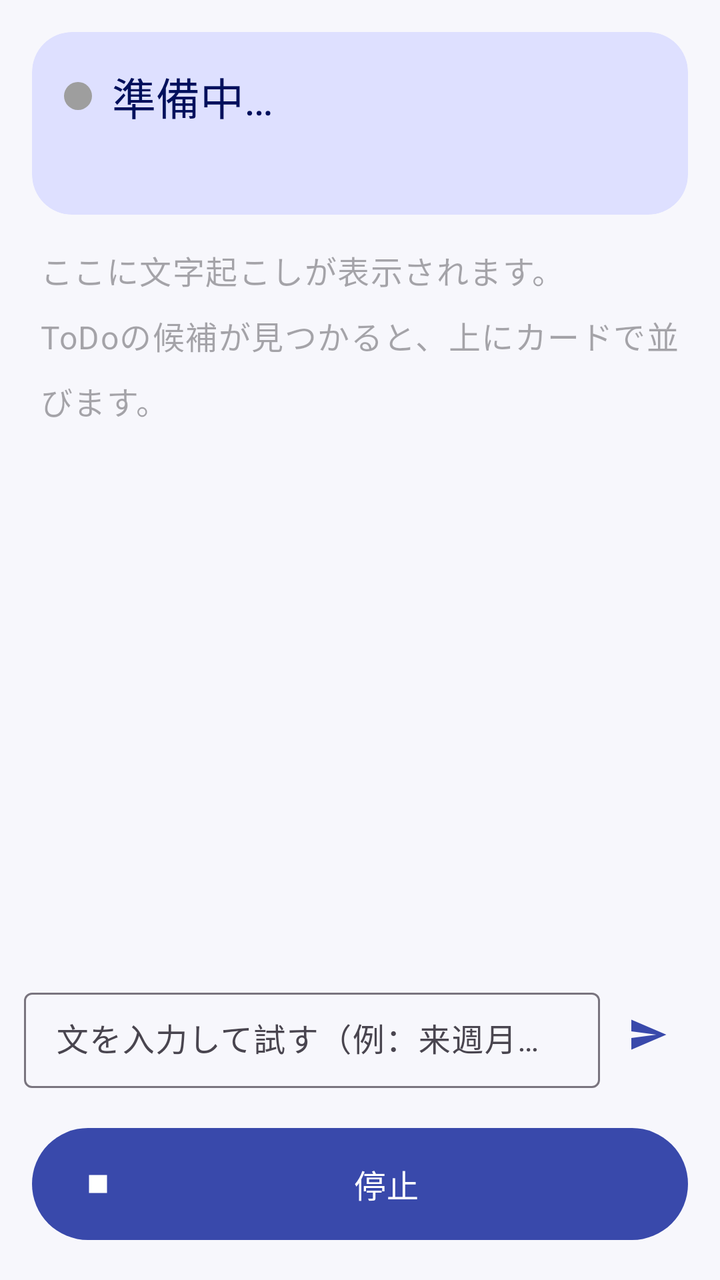
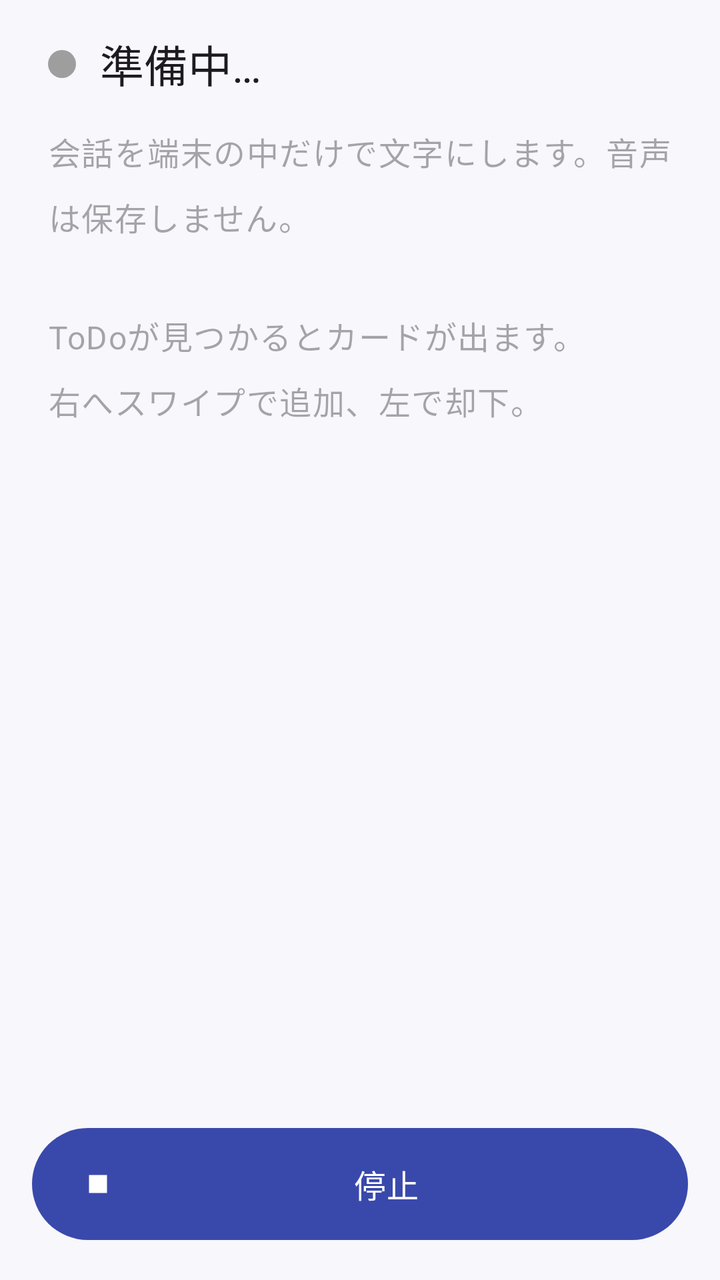

Before-and-after screenshots of an Android layout around one commit, followed by the original layout XML and the change that was made.
<!-- AndroidManifest.xml: application theme Theme.MimiMemo -->
<!-- res/layout/activity_listening.xml -->
<?xml version="1.0" encoding="utf-8"?>
<LinearLayout xmlns:android="http://schemas.android.com/apk/res/android"
    xmlns:app="http://schemas.android.com/apk/res-auto"
    android:layout_width="match_parent"
    android:layout_height="match_parent"
    android:orientation="vertical">

    
    <com.google.android.material.card.MaterialCardView
        style="@style/Widget.Material3.CardView.Filled"
        android:layout_width="match_parent"
        android:layout_height="wrap_content"
        android:layout_margin="16dp"
        app:cardBackgroundColor="?attr/colorPrimaryContainer"
        app:cardCornerRadius="20dp">

        <LinearLayout
            android:layout_width="match_parent"
            android:layout_height="wrap_content"
            android:orientation="vertical"
            android:padding="16dp">

            <LinearLayout
                android:layout_width="match_parent"
                android:layout_height="wrap_content"
                android:gravity="center_vertical"
                android:orientation="horizontal">

                <View
                    android:id="@+id/statusDot"
                    android:layout_width="14dp"
                    android:layout_height="14dp"
                    android:background="@drawable/bg_dot"
                    android:backgroundTint="@color/idle" />

                <TextView
                    android:id="@+id/textStatus"
                    android:layout_width="0dp"
                    android:layout_height="wrap_content"
                    android:layout_marginStart="10dp"
                    android:layout_weight="1"
                    android:text="@string/status_starting"
                    android:textAppearance="?attr/textAppearanceTitleLarge"
                    android:textColor="?attr/colorOnPrimaryContainer" />

                <TextView
                    android:id="@+id/textAdded"
                    android:layout_width="wrap_content"
                    android:layout_height="wrap_content"
                    android:textAppearance="?attr/textAppearanceLabelLarge"
                    android:textColor="?attr/colorOnPrimaryContainer" />
            </LinearLayout>

            <TextView
                android:id="@+id/textMode"
                android:layout_width="match_parent"
                android:layout_height="wrap_content"
                android:layout_marginTop="8dp"
                android:textAppearance="?attr/textAppearanceBodyMedium"
                android:textColor="?attr/colorOnPrimaryContainer" />

            
            <com.google.android.material.button.MaterialButton
                android:id="@+id/buttonAction"
                style="@style/Widget.Material3.Button.TonalButton"
                android:layout_width="wrap_content"
                android:layout_height="wrap_content"
                android:layout_marginTop="8dp"
                android:visibility="gone" />
        </LinearLayout>
    </com.google.android.material.card.MaterialCardView>

    
    <TextView
        android:id="@+id/textCandidatesHeader"
        style="@style/MimiMemo.SectionTitle"
        android:layout_width="match_parent"
        android:layout_height="wrap_content"
        android:paddingHorizontal="20dp"
        android:visibility="gone" />

    <jp.mimimemo.MaxHeightRecyclerView
        android:id="@+id/listCandidates"
        android:layout_width="match_parent"
        android:layout_height="wrap_content"
        android:paddingHorizontal="12dp"
        android:paddingBottom="8dp"
        android:visibility="gone" />

    <ScrollView
        android:id="@+id/scrollTranscript"
        android:layout_width="match_parent"
        android:layout_height="0dp"
        android:layout_weight="1"
        android:paddingHorizontal="20dp">

        <LinearLayout
            android:layout_width="match_parent"
            android:layout_height="wrap_content"
            android:orientation="vertical">

            <TextView
                android:id="@+id/textTranscript"
                android:layout_width="match_parent"
                android:layout_height="wrap_content"
                android:hint="@string/transcript_hint"
                android:lineSpacingMultiplier="1.4"
                android:textAppearance="?attr/textAppearanceBodyLarge" />

            <TextView
                android:id="@+id/textPartial"
                android:layout_width="match_parent"
                android:layout_height="wrap_content"
                android:layout_marginTop="4dp"
                android:textAppearance="?attr/textAppearanceBodyLarge"
                android:textColor="?attr/colorOnSurfaceVariant" />
        </LinearLayout>
    </ScrollView>

    
    <LinearLayout
        android:id="@+id/manualRow"
        android:layout_width="match_parent"
        android:layout_height="wrap_content"
        android:gravity="center_vertical"
        android:orientation="horizontal"
        android:paddingHorizontal="12dp"
        android:paddingTop="8dp">

        <com.google.android.material.textfield.TextInputLayout
            style="@style/Widget.Material3.TextInputLayout.OutlinedBox.Dense"
            android:layout_width="0dp"
            android:layout_height="wrap_content"
            android:layout_weight="1"
            android:hint="@string/manual_hint">

            <com.google.android.material.textfield.TextInputEditText
                android:id="@+id/editManual"
                android:layout_width="match_parent"
                android:layout_height="wrap_content"
                android:imeOptions="actionSend"
                android:inputType="text" />
        </com.google.android.material.textfield.TextInputLayout>

        <com.google.android.material.button.MaterialButton
            android:id="@+id/buttonSend"
            style="@style/Widget.Material3.Button.IconButton"
            android:layout_width="wrap_content"
            android:layout_height="wrap_content"
            android:contentDescription="@string/action_send"
            app:icon="@drawable/ic_send" />
    </LinearLayout>

    <com.google.android.material.button.MaterialButton
        android:id="@+id/buttonStop"
        android:layout_width="match_parent"
        android:layout_height="64dp"
        android:layout_margin="16dp"
        android:text="@string/action_stop"
        android:textAppearance="?attr/textAppearanceTitleMedium"
        app:icon="@drawable/ic_stop" />
</LinearLayout>
<!-- resources referenced by this layout -->
<resources>
  <color name="idle">#9E9E9E</color>
  <!-- drawable bg_dot (drawable) -->
  <?xml version="1.0" encoding="utf-8"?>
  <shape xmlns:android="http://schemas.android.com/apk/res/android" android:shape="oval">
      <solid android:color="#FFFFFF" />
  </shape>
  <!-- drawable ic_send (drawable) -->
  <vector xmlns:android="http://schemas.android.com/apk/res/android"
      android:width="24dp"
      android:height="24dp"
      android:tint="?attr/colorControlNormal"
      android:viewportWidth="24"
      android:viewportHeight="24">
      <path
          android:fillColor="@android:color/white"
          android:pathData="M2.01,21L23,12 2.01,3 2,10l15,2 -15,2z" />
  </vector>
  <!-- drawable ic_stop (drawable) -->
  <vector xmlns:android="http://schemas.android.com/apk/res/android"
      android:width="24dp"
      android:height="24dp"
      android:tint="?attr/colorControlNormal"
      android:viewportWidth="24"
      android:viewportHeight="24">
      <path
          android:fillColor="@android:color/white"
          android:pathData="M6,6h12v12H6z" />
  </vector>
  <string name="action_send">送信</string>
  <string name="action_stop">停止</string>
  <string name="manual_hint">文を入力して試す（例：来週月曜までにレポート提出）</string>
  <string name="status_starting">準備中…</string>
  <string name="transcript_hint">ここに文字起こしが表示されます。\nToDoの候補が見つかると、上にカードで並びます。</string>
  <style name="MimiMemo.SectionTitle" parent="">
          <item name="android:textAppearance">?attr/textAppearanceTitleSmall</item>
          <item name="android:textColor">?attr/colorOnSurfaceVariant</item>
      </style>
  <style name="Theme.MimiMemo" parent="Theme.Material3.DayNight">
          <item name="colorPrimary">@color/primary</item>
          <item name="colorOnPrimary">@color/on_primary</item>
          <item name="colorPrimaryContainer">@color/primary_container</item>
          <item name="colorOnPrimaryContainer">@color/on_primary_container</item>
          <item name="colorSecondaryContainer">@color/primary_container</item>
          <item name="colorOnSecondaryContainer">@color/on_primary_container</item>
          <item name="android:colorBackground">@color/background</item>
          <item name="colorSurface">@color/background</item>
          <item name="actionBarStyle">@style/MimiMemo.ActionBar</item>
          <item name="actionBarTheme">@style/ThemeOverlay.Material3.Dark.ActionBar</item>
          <item name="android:statusBarColor">@color/appbar_deep</item>
          <item name="android:windowLightStatusBar">false</item>
          <item name="android:windowOptOutEdgeToEdgeEnforcement" tools:targetApi="35">true</item>
      </style>
  <color name="primary">#3949AB</color>
  <color name="on_primary">#FFFFFF</color>
  <color name="primary_container">#DEE0FF</color>
  <color name="on_primary_container">#00105C</color>
  <color name="background">#F7F7FC</color>
  <style name="MimiMemo.ActionBar" parent="Widget.Material3.ActionBar.Solid">
          <item name="background">@color/appbar</item>
          <item name="elevation">0dp</item>
          <item name="titleTextStyle">@style/MimiMemo.ActionBar.Title</item>
      </style>
  <color name="appbar_deep">#283593</color>
  <color name="appbar">#3949AB</color>
  <style name="MimiMemo.ActionBar.Title" parent="TextAppearance.Material3.TitleLarge">
          <item name="android:textColor">#FFFFFF</item>
      </style>
</resources>

<!-- the commit's change to res/layout/activity_listening.xml (unified diff, before → after) -->
@@ -6,11 +6,41 @@
     android:orientation="vertical">
 
     
+    <LinearLayout
+        android:layout_width="match_parent"
+        android:layout_height="wrap_content"
+        android:gravity="center_vertical"
+        android:minHeight="64dp"
+        android:orientation="horizontal"
+        android:paddingHorizontal="24dp">
+
+        <View
+            android:id="@+id/statusDot"
+            android:layout_width="14dp"
+            android:layout_height="14dp"
+            android:background="@drawable/bg_dot"
+            android:backgroundTint="@color/idle" />
+
+        <TextView
+            android:id="@+id/textStatus"
+            android:layout_width="0dp"
+            android:layout_height="wrap_content"
+            android:layout_marginStart="12dp"
+            android:layout_weight="1"
+            android:maxLines="1"
+            android:text="@string/status_starting"
+            android:textAppearance="?attr/textAppearanceTitleLarge" />
+    </LinearLayout>
+
+    
     <com.google.android.material.card.MaterialCardView
+        android:id="@+id/noticeCard"
         style="@style/Widget.Material3.CardView.Filled"
         android:layout_width="match_parent"
         android:layout_height="wrap_content"
-        android:layout_margin="16dp"
+        android:layout_marginHorizontal="16dp"
+        android:layout_marginBottom="8dp"
+        android:visibility="gone"
         app:cardBackgroundColor="?attr/colorPrimaryContainer"
         app:cardCornerRadius="20dp">
 
@@ -20,49 +50,15 @@
             android:orientation="vertical"
             android:padding="16dp">
 
-            <LinearLayout
+            <TextView
+                android:id="@+id/textNotice"
                 android:layout_width="match_parent"
                 android:layout_height="wrap_content"
-                android:gravity="center_vertical"
-                android:orientation="horizontal">
-
-                <View
-                    android:id="@+id/statusDot"
-                    android:layout_width="14dp"
-                    android:layout_height="14dp"
-                    android:background="@drawable/bg_dot"
-                    android:backgroundTint="@color/idle" />
-
-                <TextView
-                    android:id="@+id/textStatus"
-                    android:layout_width="0dp"
-                    android:layout_height="wrap_content"
-                    android:layout_marginStart="10dp"
-                    android:layout_weight="1"
-                    android:text="@string/status_starting"
-                    android:textAppearance="?attr/textAppearanceTitleLarge"
-                    android:textColor="?attr/colorOnPrimaryContainer" />
-
-                <TextView
-                    android:id="@+id/textAdded"
-                    android:layout_width="wrap_content"
-                    android:layout_height="wrap_content"
-                    android:textAppearance="?attr/textAppearanceLabelLarge"
-                    android:textColor="?attr/colorOnPrimaryContainer" />
-            </LinearLayout>
-
-            <TextView
-                android:id="@+id/textMode"
-                android:layout_width="match_parent"
-                android:layout_height="wrap_content"
-                android:layout_marginTop="8dp"
                 android:textAppearance="?attr/textAppearanceBodyMedium"
                 android:textColor="?attr/colorOnPrimaryContainer" />
 
-            
             <com.google.android.material.button.MaterialButton
                 android:id="@+id/buttonAction"
-                style="@style/Widget.Material3.Button.TonalButton"
                 android:layout_width="wrap_content"
                 android:layout_height="wrap_content"
                 android:layout_marginTop="8dp"
@@ -71,14 +67,6 @@
     </com.google.android.material.card.MaterialCardView>
 
     
-    <TextView
-        android:id="@+id/textCandidatesHeader"
-        style="@style/MimiMemo.SectionTitle"
-        android:layout_width="match_parent"
-        android:layout_height="wrap_content"
-        android:paddingHorizontal="20dp"
-        android:visibility="gone" />
-
     <jp.mimimemo.MaxHeightRecyclerView
         android:id="@+id/listCandidates"
         android:layout_width="match_parent"
@@ -92,7 +80,7 @@
         android:layout_width="match_parent"
         android:layout_height="0dp"
         android:layout_weight="1"
-        android:paddingHorizontal="20dp">
+        android:paddingHorizontal="24dp">
 
         <LinearLayout
             android:layout_width="match_parent"
@@ -125,7 +113,8 @@
         android:gravity="center_vertical"
         android:orientation="horizontal"
         android:paddingHorizontal="12dp"
-        android:paddingTop="8dp">
+        android:paddingTop="8dp"
+        android:visibility="gone">
 
         <com.google.android.material.textfield.TextInputLayout
             style="@style/Widget.Material3.TextInputLayout.OutlinedBox.Dense"
<!-- resource entries referenced after the edit -->
@@ -30,13 +30,9 @@
   </vector>
   <string name="action_send">送信</string>
   <string name="action_stop">停止</string>
-  <string name="manual_hint">文を入力して試す（例：来週月曜までにレポート提出）</string>
+  <string name="manual_hint">文を入力</string>
   <string name="status_starting">準備中…</string>
-  <string name="transcript_hint">ここに文字起こしが表示されます。\nToDoの候補が見つかると、上にカードで並びます。</string>
-  <style name="MimiMemo.SectionTitle" parent="">
-          <item name="android:textAppearance">?attr/textAppearanceTitleSmall</item>
-          <item name="android:textColor">?attr/colorOnSurfaceVariant</item>
-      </style>
+  <string name="transcript_hint">会話を端末の中だけで文字にします。音声は保存しません。\n\nToDoが見つかるとカードが出ます。\n右へスワイプで追加、左で却下。</string>
   <style name="Theme.MimiMemo" parent="Theme.Material3.DayNight">
           <item name="colorPrimary">@color/primary</item>
           <item name="colorOnPrimary">@color/on_primary</item>
